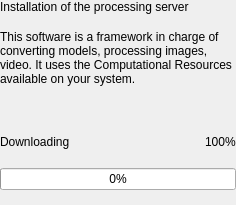
Old version of the form ui/designer/ui_backend_install_widget.ui in the repository herlegon/hinstall-wss-gui.
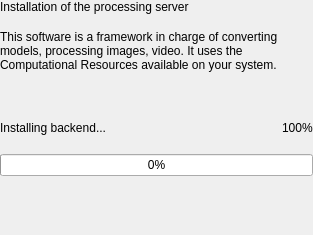
New version of the form.

What changed in the file:
```diff
--- a/ui/designer/ui_backend_install_widget.ui
+++ b/ui/designer/ui_backend_install_widget.ui
@@ -6,8 +6,8 @@
    <rect>
     <x>0</x>
     <y>0</y>
-    <width>236</width>
-    <height>205</height>
+    <width>313</width>
+    <height>235</height>
    </rect>
   </property>
   <property name="windowTitle">
@@ -59,7 +59,7 @@
        <item>
         <widget class="QLabel" name="indicator_step">
          <property name="text">
-          <string>Downloading</string>
+          <string>Installing backend...</string>
          </property>
         </widget>
        </item>
```
Left out of the diff: 2 changed lines with no effect on the pictures.
